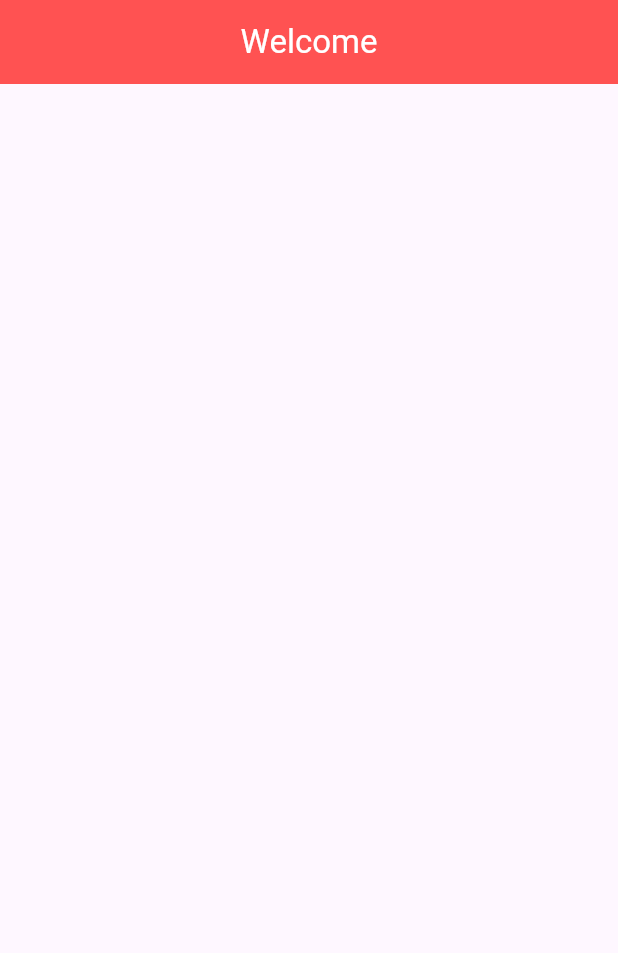
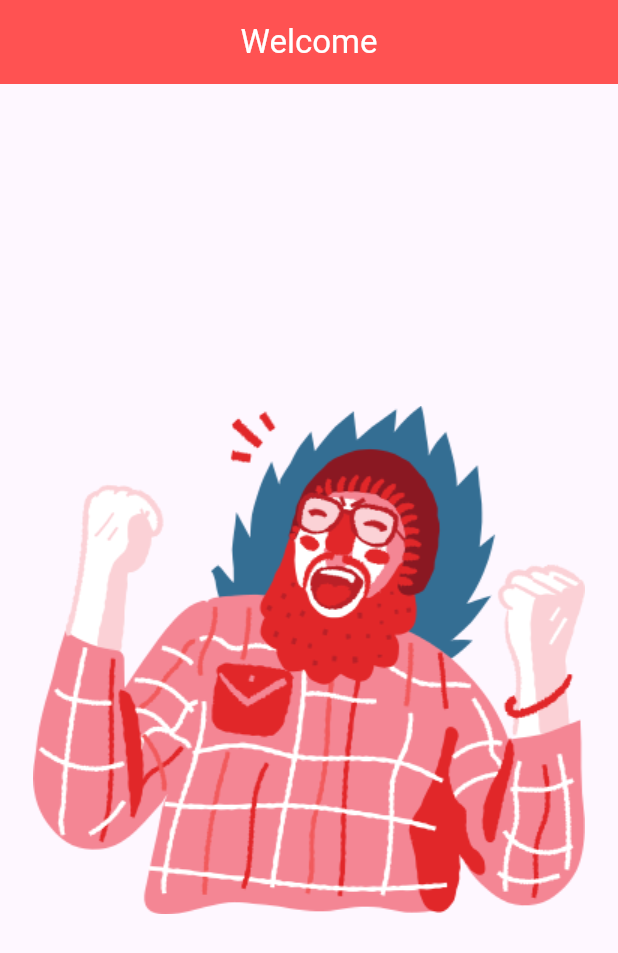
Before and after one commit to Rusydy/welcome_app, a Flutter app: the screen it shows after launch, on a phone screen of 412 x 824 dp. Shown: the top 953 px of the screen. Run offline on Flutter 3.47's test engine with Material 3 defaults, Android fonts, the phone set to English and light mode, and no system bars.

Commit message:
Add image asset to WelcomePage in main.dart

```diff
--- a/lib/main.dart
+++ b/lib/main.dart
@@ -31,6 +31,9 @@ class WelcomePage extends StatelessWidget {
         title: const Text('Welcome', style: TextStyle(color: Colors.white)),
         centerTitle: true,
       ),
+      body: Center(
+        child: Image.asset('images/welcome.png'),
+      ),
     );
   }
 }
```
